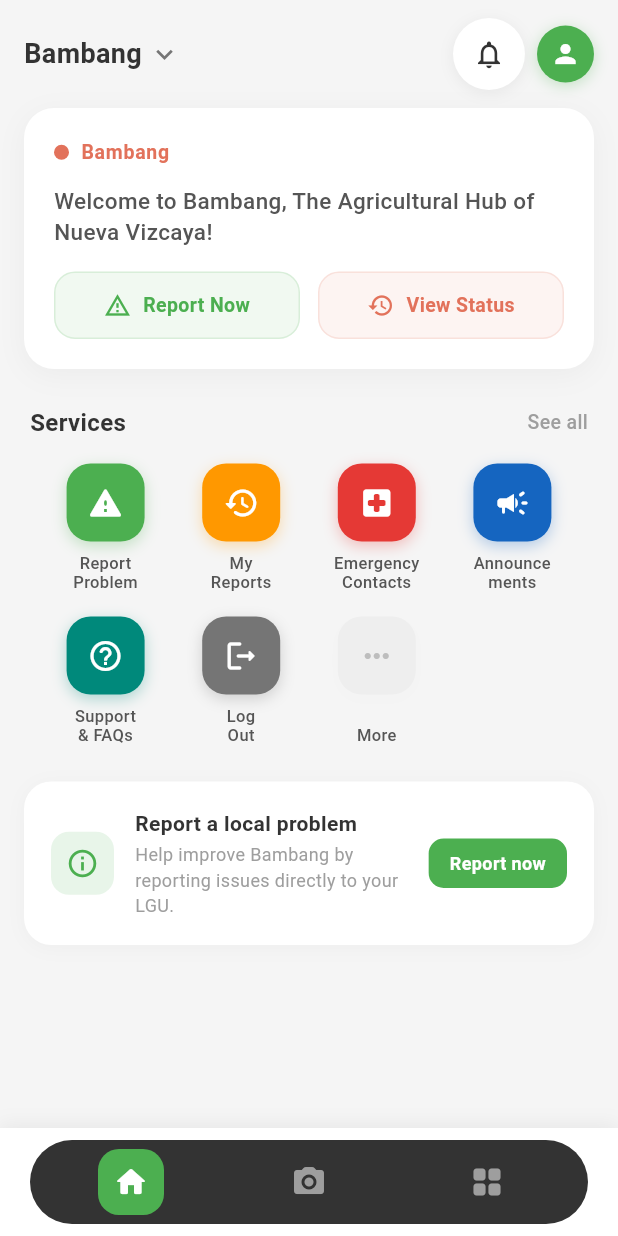
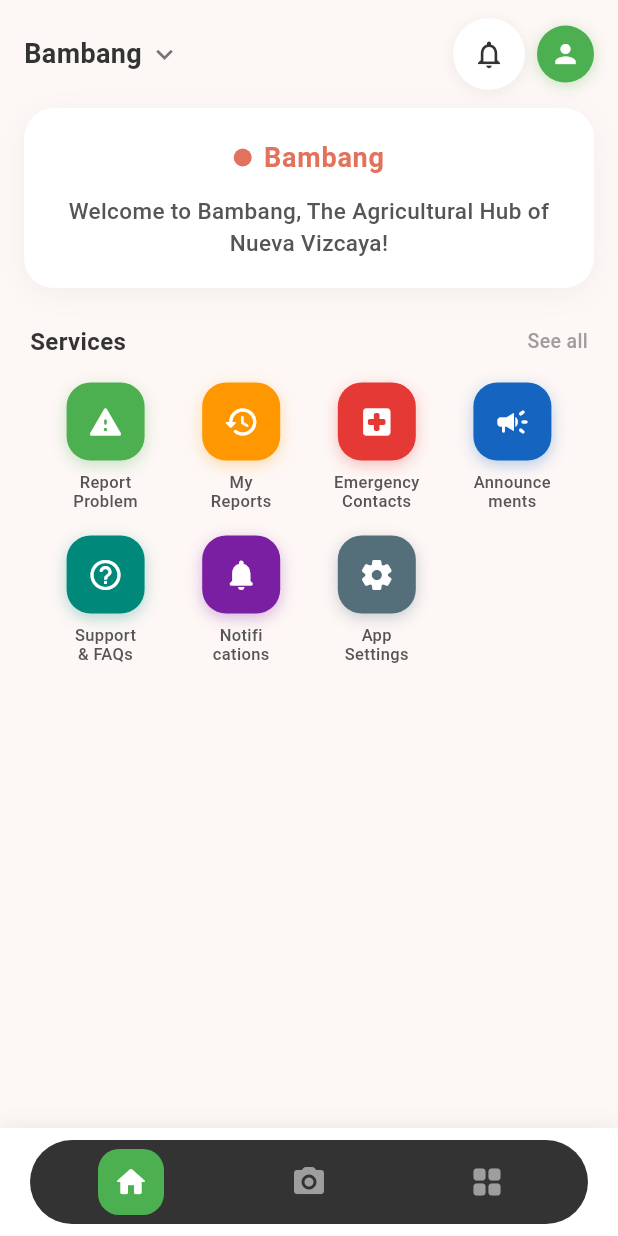
Before and after one commit to Project-Vizcaya/One-Vizcaya, a Flutter app: the HomeScreen screen opened by its route, on a phone screen of 412 x 824 dp. Run offline on Flutter 3.47's test engine with Material 3 defaults, Android fonts, the phone set to English and light mode, and no system bars; our stand-ins replace cloud_firestore, firebase_auth, firebase_core, fluttertoast, geolocator, image_picker; accounts and stored records are empty.

Commit message:
Fixing some UI

```diff
--- a/flutter_application_1/lib/presentation/screens/home_screen.dart
+++ b/flutter_application_1/lib/presentation/screens/home_screen.dart
@@ -1,5 +1,4 @@
 import 'package:flutter/material.dart';
-import 'package:firebase_auth/firebase_auth.dart';
 import '../../core/constants/app_constants.dart';
 import '../state/municipality_state.dart';
 
@@ -23,7 +22,7 @@ class _HomeScreenState extends State<HomeScreen> {
         final welcomeMsg = activeTheme['welcomeMsg'] as String;
 
         return Scaffold(
-          backgroundColor: const Color(0xFFF5F5F5),
+          backgroundColor: Color.lerp(Colors.white, appBarColor, 0.06)!,
           body: SafeArea(
             child: _selectedNavIndex == 0
                 ? _buildHomePage(context, municipality, appBarColor, welcomeMsg)
@@ -132,13 +131,14 @@ class _HomeScreenState extends State<HomeScreen> {
                 ],
               ),
               child: Column(
-                crossAxisAlignment: CrossAxisAlignment.start,
+                crossAxisAlignment: CrossAxisAlignment.center,
                 children: [
                   Row(
+                    mainAxisAlignment: MainAxisAlignment.center,
                     children: [
                       Container(
-                        width: 10,
-                        height: 10,
+                        width: 12,
+                        height: 12,
                         decoration: BoxDecoration(
                           color: appBarColor,
                           shape: BoxShape.circle,
@@ -148,8 +148,8 @@ class _HomeScreenState extends State<HomeScreen> {
                       Text(
                         municipality,
                         style: TextStyle(
-                          fontSize: 13,
-                          fontWeight: FontWeight.w600,
+                          fontSize: 18,
+                          fontWeight: FontWeight.bold,
                           color: appBarColor,
                           letterSpacing: 0.5,
                         ),
@@ -159,30 +159,13 @@ class _HomeScreenState extends State<HomeScreen> {
                   const SizedBox(height: 12),
                   Text(
                     welcomeMsg,
+                    textAlign: TextAlign.center,
                     style: const TextStyle(
                       fontSize: 15,
                       fontWeight: FontWeight.w500,
                       color: Color(0xFF555555),
                       height: 1.4,
                     ),
-                  ),
-                  const SizedBox(height: 16),
-                  Row(
-                    children: [
-                      _WelcomeActionButton(
-                        icon: Icons.report_problem_outlined,
-                        label: 'Report Now',
-                        color: const Color(0xFF4CAF50),
-                        onTap: () => Navigator.of(context).pushNamed('/report'),
-                      ),
-                      const SizedBox(width: 12),
-                      _WelcomeActionButton(
-                        icon: Icons.history,
-                        label: 'View Status',
-                        color: appBarColor,
-                        onTap: () => Navigator.of(context).pushNamed('/status'),
-                      ),
-                    ],
                   ),
                 ],
               ),
@@ -274,100 +257,21 @@ class _HomeScreenState extends State<HomeScreen> {
                   onTap: () => Navigator.of(context).pushNamed('/support'),
                 ),
                 _ServiceGridItem(
-                  icon: Icons.logout_rounded,
-                  label: 'Log\nOut',
+                  icon: Icons.notifications_rounded,
+                  label: 'Notifi\ncations',
                   iconColor: Colors.white,
-                  bgColor: const Color(0xFF757575),
-                  onTap: () {
-                    FirebaseAuth.instance.signOut();
-                    Navigator.of(context).pushReplacementNamed('/login');
-                  },
+                  bgColor: const Color(0xFF7B1FA2),
+                  onTap: () => Navigator.of(context).pushNamed('/notifications'),
                 ),
-                // Empty placeholders
                 _ServiceGridItem(
-                  icon: Icons.more_horiz,
-                  label: '\nMore',
-                  iconColor: Colors.grey.shade400,
-                  bgColor: Colors.grey.shade200,
+                  icon: Icons.settings_rounded,
+                  label: 'App\nSettings',
+                  iconColor: Colors.white,
+                  bgColor: const Color(0xFF546E7A),
                   onTap: () {},
                 ),
                 const SizedBox(width: 72), // Spacer for alignment
               ],
-            ),
-          ),
-
-          const SizedBox(height: 24),
-
-          // ── Quick Info Section ──
-          Padding(
-            padding: const EdgeInsets.symmetric(horizontal: 16),
-            child: Container(
-              padding: const EdgeInsets.all(18),
-              decoration: BoxDecoration(
-                color: Colors.white,
-                borderRadius: BorderRadius.circular(18),
-                boxShadow: [
-                  BoxShadow(
-                    color: Colors.black.withValues(alpha: 0.03),
-                    blurRadius: 10,
-                    offset: const Offset(0, 2),
-                  ),
-                ],
-              ),
-              child: Row(
-                children: [
-                  Container(
-                    padding: const EdgeInsets.all(10),
-                    decoration: BoxDecoration(
-                      color: const Color(0xFFE8F5E9),
-                      borderRadius: BorderRadius.circular(12),
-                    ),
-                    child: const Icon(Icons.info_outline, color: Color(0xFF4CAF50), size: 22),
-                  ),
-                  const SizedBox(width: 14),
-                  Expanded(
-                    child: Column(
-                      crossAxisAlignment: CrossAxisAlignment.start,
-                      children: [
-                        const Text(
-                          'Report a local problem',
-                          style: TextStyle(
-                            fontWeight: FontWeight.w600,
-                            fontSize: 14,
-                            color: Color(0xFF333333),
-                          ),
-                        ),
-                        const SizedBox(height: 2),
-                        Text(
-                          'Help improve $municipality by reporting issues directly to your LGU.',
-                          style: TextStyle(
-                            fontSize: 12,
-                            color: Colors.grey.shade500,
-                          ),
-                        ),
-                      ],
-                    ),
-                  ),
-                  GestureDetector(
-                    onTap: () => Navigator.of(context).pushNamed('/report'),
-                    child: Container(
-                      padding: const EdgeInsets.symmetric(horizontal: 14, vertical: 8),
-                      decoration: BoxDecoration(
-                        color: const Color(0xFF4CAF50),
-                        borderRadius: BorderRadius.circular(10),
-                      ),
-                      child: const Text(
-                        'Report now',
-                        style: TextStyle(
-                          color: Colors.white,
-                          fontSize: 12,
-                          fontWeight: FontWeight.w600,
-                        ),
-                      ),
-                    ),
-                  ),
-                ],
-              ),
             ),
           ),
 
@@ -392,6 +296,13 @@ class _HomeScreenState extends State<HomeScreen> {
       setState(() => _selectedNavIndex = 0);
     });
     return const Center(child: CircularProgressIndicator(color: Color(0xFF4CAF50)));
+  }
+
+  /// Get a municipality's theme color
+  Color _getMunicipalityColor(String name) {
+    final theme = AppConstants.municipalityThemes[name];
+    if (theme != null) return theme['appBarColor'] as Color;
+    return const Color(0xFF616161);
   }
 
   void _showMunicipalityPicker(BuildContext context, String current, Color appBarColor) {
@@ -428,18 +339,28 @@ class _HomeScreenState extends State<HomeScreen> {
                 itemBuilder: (context, index) {
                   final m = AppConstants.municipalities[index];
                   final isSelected = m == current;
+                  final mColor = _getMunicipalityColor(m);
                   return ListTile(
-                    leading: Icon(
-                      isSelected ? Icons.radio_button_checked : Icons.radio_button_off,
-                      color: isSelected ? const Color(0xFF4CAF50) : Colors.grey.shade400,
+                    leading: Container(
+                      width: 32,
+                      height: 32,
+                      decoration: BoxDecoration(
+                        color: isSelected ? mColor : mColor.withValues(alpha: 0.15),
+                        borderRadius: BorderRadius.circular(8),
+                      ),
+                      child: isSelected
+                          ? const Icon(Icons.check, color: Colors.white, size: 18)
+                          : null,
                     ),
                     title: Text(
                       m,
                       style: TextStyle(
                         fontWeight: isSelected ? FontWeight.w600 : FontWeight.normal,
-                        color: isSelected ? const Color(0xFF4CAF50) : const Color(0xFF333333),
+                        color: isSelected ? mColor : const Color(0xFF333333),
                       ),
                     ),
+                    tileColor: isSelected ? mColor.withValues(alpha: 0.05) : null,
+                    shape: RoundedRectangleBorder(borderRadius: BorderRadius.circular(12)),
                     onTap: () {
                       oneVizcayaState.selectedMunicipality.value = m;
                       Navigator.of(context).pop();
@@ -503,52 +424,7 @@ class _HomeScreenState extends State<HomeScreen> {
   }
 }
 
-// ── Welcome card action button ──
-class _WelcomeActionButton extends StatelessWidget {
-  final IconData icon;
-  final String label;
-  final Color color;
-  final VoidCallback onTap;
 
-  const _WelcomeActionButton({
-    required this.icon,
-    required this.label,
-    required this.color,
-    required this.onTap,
-  });
-
-  @override
-  Widget build(BuildContext context) {
-    return Expanded(
-      child: GestureDetector(
-        onTap: onTap,
-        child: Container(
-          padding: const EdgeInsets.symmetric(vertical: 12),
-          decoration: BoxDecoration(
-            color: color.withValues(alpha: 0.08),
-            borderRadius: BorderRadius.circular(14),
-            border: Border.all(color: color.withValues(alpha: 0.15)),
-          ),
-          child: Row(
-            mainAxisAlignment: MainAxisAlignment.center,
-            children: [
-              Icon(icon, size: 18, color: color),
-              const SizedBox(width: 8),
-              Text(
-                label,
-                style: TextStyle(
-                  fontSize: 13,
-                  fontWeight: FontWeight.w600,
-                  color: color,
-                ),
-              ),
-            ],
-          ),
-        ),
-      ),
-    );
-  }
-}
 
 // ── Service grid icon item (circular icon + label) ──
 class _ServiceGridItem extends StatelessWidget {
```
Also changed, not shown: flutter_application_1/lib/presentation/screens/setup_screen.dart (+41 -4 lines), flutter_application_1/lib/main.dart (line endings or trailing spaces).
